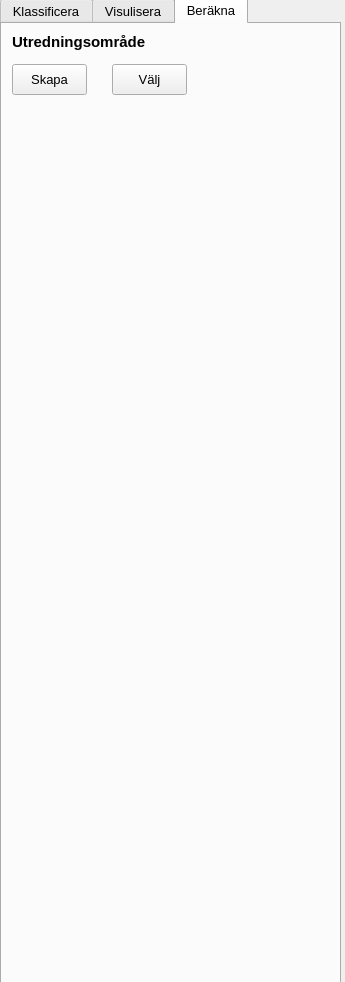
Old version of the form ui/qgyf_dockwidget_base.ui in the repository co-city/QGYF.
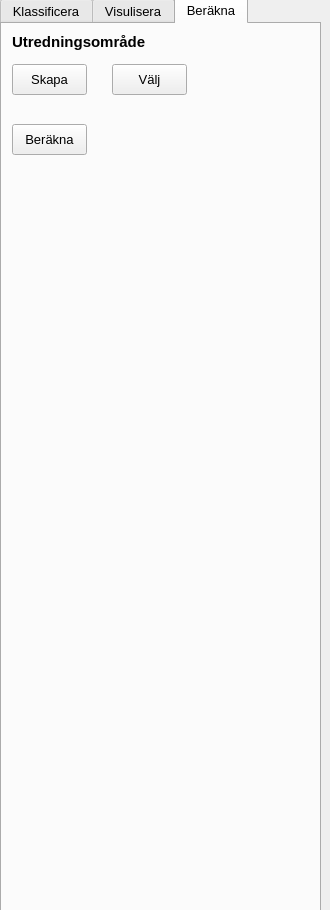
New version of the form. The open tabs and pages were chosen to show the change. Icons and pictures are not drawn.

```diff
--- a/ui/qgyf_dockwidget_base.ui
+++ b/ui/qgyf_dockwidget_base.ui
@@ -6,8 +6,8 @@
    <rect>
     <x>0</x>
     <y>0</y>
-    <width>345</width>
-    <height>982</height>
+    <width>330</width>
+    <height>910</height>
    </rect>
   </property>
   <property name="font">
@@ -35,7 +35,7 @@
      <rect>
       <x>0</x>
       <y>-3</y>
-      <width>341</width>
+      <width>321</width>
       <height>1031</height>
      </rect>
     </property>
@@ -451,6 +451,22 @@
        <string>Välj</string>
       </property>
      </widget>
+     <widget class="QPushButton" name="calculate">
+      <property name="geometry">
+       <rect>
+        <x>10</x>
+        <y>100</y>
+        <width>75</width>
+        <height>31</height>
+       </rect>
+      </property>
+      <property name="toolTip">
+       <string>Rita upp ett avgränsningsområde där du vill beräkna GYF</string>
+      </property>
+      <property name="text">
+       <string>Beräkna</string>
+      </property>
+     </widget>
     </widget>
    </widget>
   </widget>
```
Left out of the diff: 8 changed lines with no effect on the pictures.
